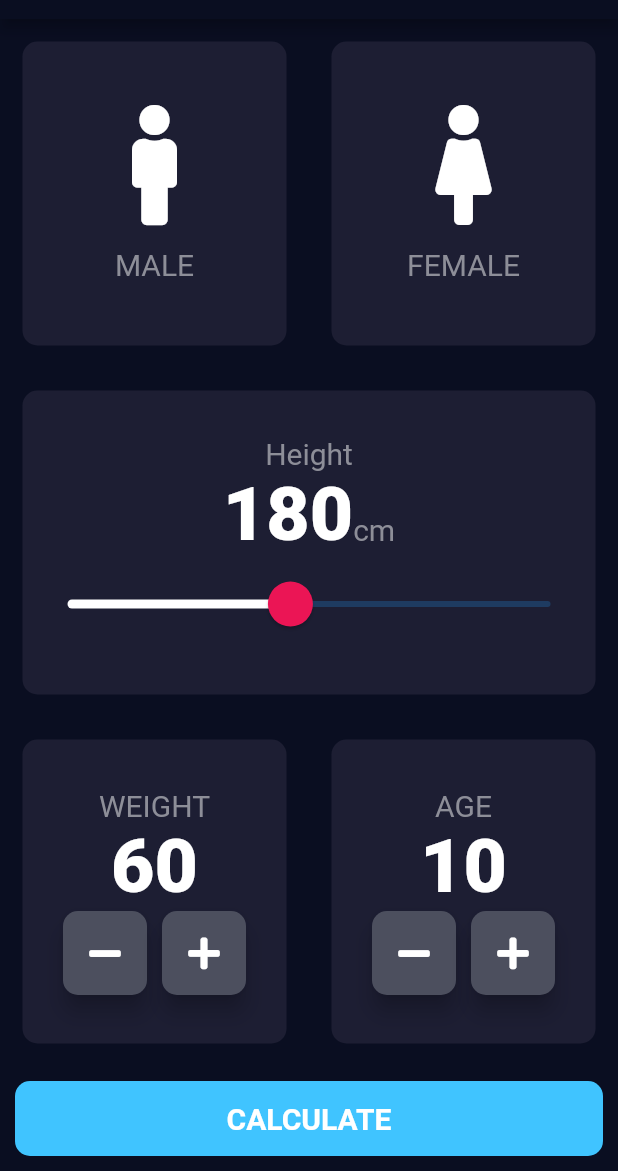
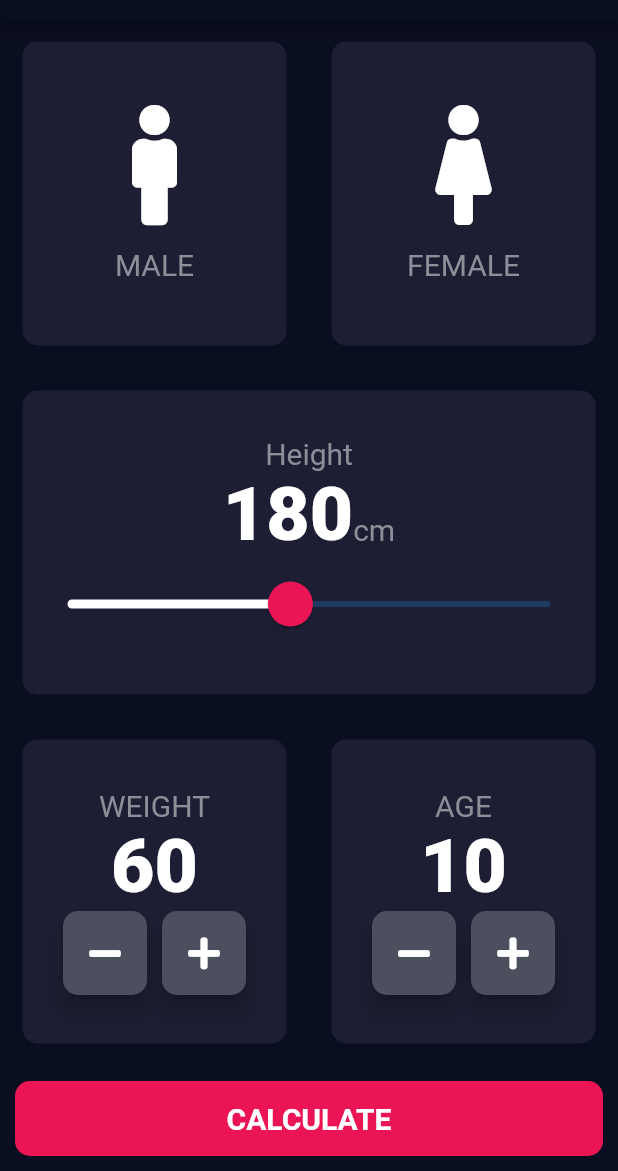
Before and after one commit to Mr-Perfectuz/BMI_Calculator, a Flutter app: the screen it shows after launch, on a phone screen of 412 x 824 dp, the part 65-1236 px from its top. Run offline on Flutter 3.47's test engine with Material 2 defaults, Android fonts, the phone set to English and light mode, and no system bars; our stand-ins replace font_awesome_flutter.

Commit message:
buttom_botton file has been extracted

```diff
--- a/lib/input_page.dart
+++ b/lib/input_page.dart
@@ -241,7 +241,7 @@ class BottomBotton extends StatelessWidget {
         margin: EdgeInsets.all(10.0),
         decoration: BoxDecoration(
           borderRadius: BorderRadius.circular(10.0),
-          color: Colors.lightBlueAccent,
+          color: KbottomContainerColor,
         ),
         width: 200.0,
         height: KbottomContainerHeigh,
```
Also changed, not shown: bottom_button.dart (added).
